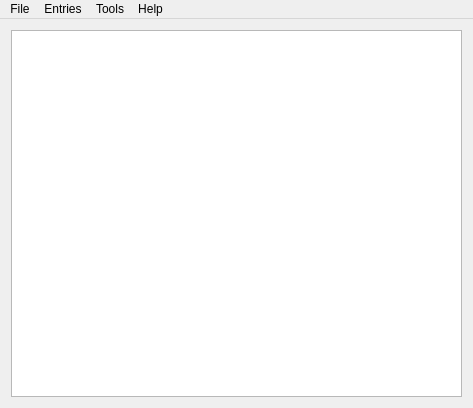
First picture: the form in XDBF/mainwindow.ui, repository hetelek/XDBF-Manager, before the edit.
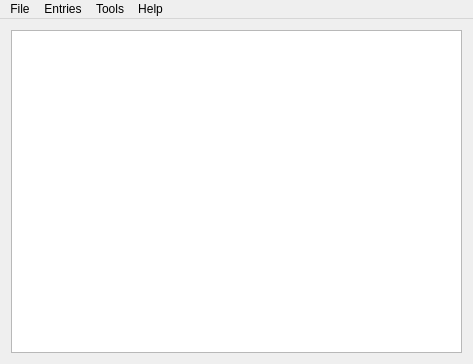
Second picture: the form after the edit. Icons and pictures are not drawn.

What changed in the file:
```diff
--- a/XDBF/mainwindow.ui
+++ b/XDBF/mainwindow.ui
@@ -7,7 +7,7 @@
     <x>0</x>
     <y>0</y>
     <width>473</width>
-    <height>408</height>
+    <height>364</height>
    </rect>
   </property>
   <property name="windowTitle">
```
Left out of the diff: 4 changed lines with no effect on the pictures.
